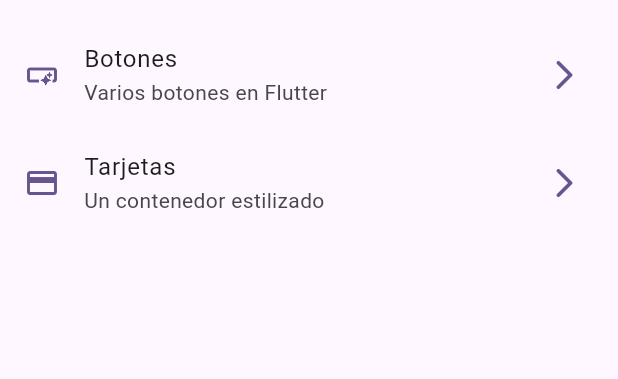
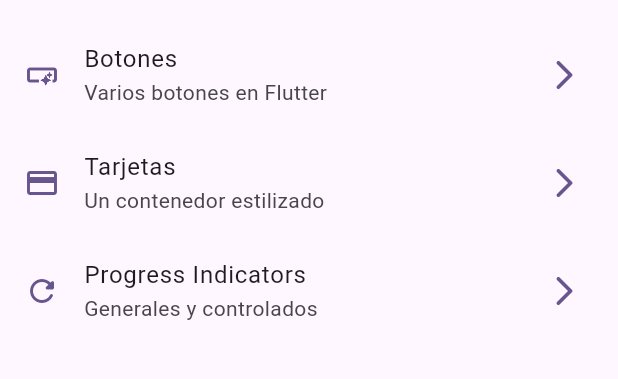
Before and after one commit to Geinersb/widgets_app, a Flutter app: the screen it shows after launch, on a phone screen of 412 x 824 dp, the part 63-442 px from its top. Run offline on Flutter 3.47's test engine with Material 2 defaults, Android fonts, the phone set to English and light mode, and no system bars; our stand-ins replace go_router.

Commit message:
se termina progress indicators

```diff
--- a/lib/config/menu/menu_items.dart
+++ b/lib/config/menu/menu_items.dart
@@ -27,4 +27,14 @@ const appMenuItems = <MenuItem>[
      url: '/cards',
      icon: Icons.credit_card
      ),
+
+  MenuItem(
+    title: 'Progress Indicators',
+    subtitle: 'Generales y controlados',
+     url: '/progress',
+     icon: Icons.refresh_rounded
+     ),
+
+
+
 ];
--- a/lib/config/router/app_router.dart
+++ b/lib/config/router/app_router.dart
@@ -25,6 +25,12 @@ routes: [
   builder:(context,state) => const CardsScreen()
   ),
 
+  GoRoute(
+  path: '/progress',
+  name: ProgressScreen.name,
+  builder:(context,state) => const ProgressScreen()
+  ),
+
 
 
 
--- a/lib/presentation/screens/home/home_screen.dart
+++ b/lib/presentation/screens/home/home_screen.dart
@@ -66,7 +66,7 @@ class _CustomListTile extends StatelessWidget {
         context.push(menuItem.url);
 
       },
-      splashColor: colors.primary,
+      //splashColor: colors.primary,
     );
   }
 }
```
Also changed, not shown: lib/presentation/screens/progress/progress_screen.dart (+66 -1 lines), lib/presentation/screens/screens.dart (+6 -1 lines).
